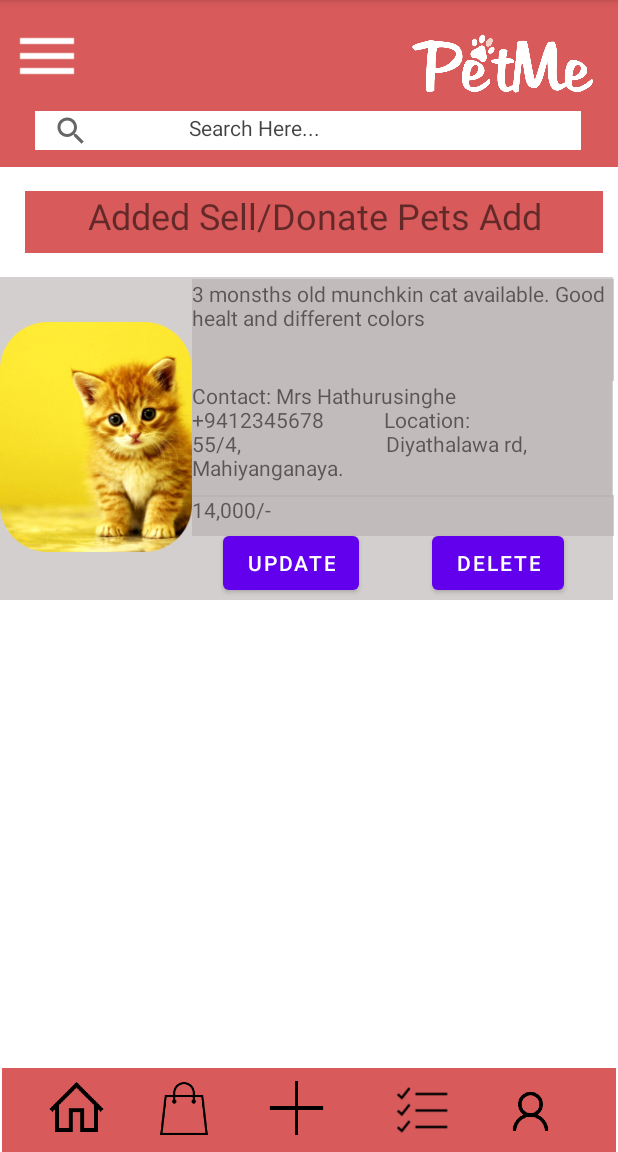
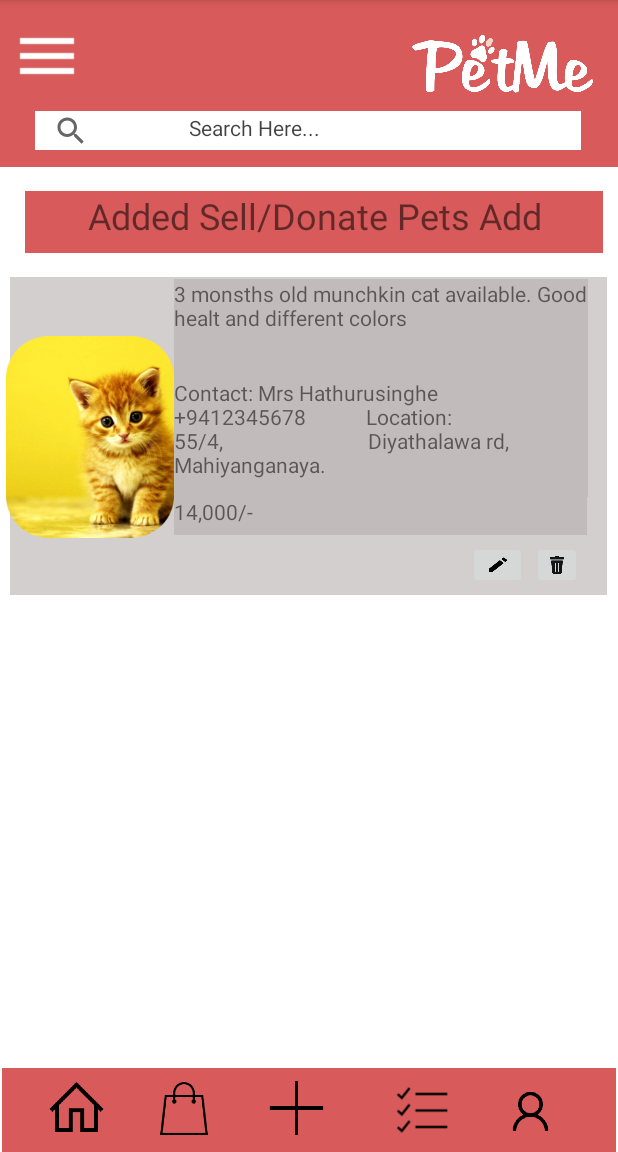
Before and after one commit to SLIIT-AlphaSquad/PetMe-Version01, an Android app: the AddedSellDonatePets screen opened directly, with no data from a screen before it, on a phone screen of 412 x 824 dp, the part 84-1236 px from its top. Run offline under Robolectric (Android 15) with nearby library versions, the phone set to English and light mode, and no system bars; Roboto replaces fonts that are not available here.

Commit message:
new update 8/15 1:36am

```diff
--- a/app/src/main/res/layout/activity_added_sell_donate_pets.xml
+++ b/app/src/main/res/layout/activity_added_sell_donate_pets.xml
@@ -30,28 +30,30 @@
 
         <View
             android:id="@+id/view3"
-            android:layout_width="411dp"
-            android:layout_height="215dp"
+            android:layout_width="398dp"
+            android:layout_height="212dp"
             android:layout_marginTop="16dp"
             android:layout_marginEnd="4dp"
             android:background="#99B8AFAF"
             app:layout_constraintEnd_toEndOf="parent"
-            app:layout_constraintHorizontal_bias="1.0"
+            app:layout_constraintHorizontal_bias="0.666"
             app:layout_constraintStart_toStartOf="parent"
             app:layout_constraintTop_toBottomOf="@+id/textView3" />
 
         <ImageView
             android:id="@+id/imageView7"
-            android:layout_width="128dp"
-            android:layout_height="213dp"
+            android:layout_width="112dp"
+            android:layout_height="205dp"
+            android:layout_marginStart="4dp"
+            android:layout_marginTop="4dp"
             app:layout_constraintStart_toStartOf="parent"
             app:layout_constraintTop_toTopOf="@+id/view3"
             app:srcCompat="@drawable/cat2" />
 
         <TextView
             android:id="@+id/textView5"
-            android:layout_width="280dp"
-            android:layout_height="77dp"
+            android:layout_width="276dp"
+            android:layout_height="79dp"
             android:background="#99B8AFAF"
             android:text="Contact: Mrs Hathurusinghe                  +9412345678            Location: 55/4,                             Diyathalawa rd,                             Mahiyanganaya.           "
             app:layout_constraintStart_toStartOf="@+id/textView4"
@@ -59,8 +61,8 @@
 
         <TextView
             android:id="@+id/textView4"
-            android:layout_width="281dp"
-            android:layout_height="68dp"
+            android:layout_width="276dp"
+            android:layout_height="66dp"
             android:layout_marginTop="17dp"
             android:background="#99B8AFAF"
             android:text="3 monsths old munchkin cat available. Good healt and different colors"
@@ -69,13 +71,12 @@
 
         <TextView
             android:id="@+id/textView6"
-            android:layout_width="281dp"
-            android:layout_height="27dp"
-            android:layout_marginTop="76dp"
+            android:layout_width="275dp"
+            android:layout_height="25dp"
             android:background="#99B8AFAF"
             android:text="14,000/-"
             app:layout_constraintStart_toEndOf="@+id/imageView7"
-            app:layout_constraintTop_toTopOf="@+id/textView5" />
+            app:layout_constraintTop_toBottomOf="@+id/textView5" />
 
         <androidx.appcompat.widget.Toolbar
             android:id="@+id/upper_toolbar"
@@ -182,6 +183,29 @@
             app:layout_constraintEnd_toEndOf="parent"
             app:srcCompat="@drawable/prof" />
 
+        <ImageButton
+            android:id="@+id/imageButton8"
+            android:layout_width="33dp"
+            android:layout_height="32dp"
+            android:layout_marginEnd="24dp"
+            android:scaleType="fitXY"
+            app:layout_constraintBottom_toBottomOf="@+id/imageButton7"
+            app:layout_constraintEnd_toEndOf="parent"
+            app:layout_constraintTop_toTopOf="@+id/imageButton7"
+            app:layout_constraintVertical_bias="0.0"
+            app:srcCompat="@drawable/delete" />
+
+        <ImageButton
+            android:id="@+id/imageButton7"
+            android:layout_width="39dp"
+            android:layout_height="32dp"
+            android:layout_marginStart="312dp"
+            android:scaleType="fitXY"
+            app:layout_constraintBottom_toBottomOf="@+id/view3"
+            app:layout_constraintStart_toStartOf="parent"
+            app:layout_constraintTop_toBottomOf="@+id/textView6"
+            app:srcCompat="@drawable/pencilIcon" />
+
         <ImageView
             android:id="@+id/imageView14"
             android:layout_width="39dp"
@@ -208,28 +232,6 @@
             app:layout_constraintStart_toStartOf="parent"
             app:layout_constraintTop_toBottomOf="@+id/upper_toolbar" />
 
-        <Button
-            android:id="@+id/button14"
-            android:layout_width="wrap_content"
-            android:layout_height="wrap_content"
-            android:layout_marginStart="12dp"
-            android:layout_marginTop="20dp"
-            android:text="Update"
-            app:layout_constraintEnd_toStartOf="@+id/button15"
-            app:layout_constraintHorizontal_bias="0.148"
-            app:layout_constraintStart_toEndOf="@+id/imageView7"
-            app:layout_constraintTop_toBottomOf="@+id/textView5" />
-
-        <Button
-            android:id="@+id/button15"
-            android:layout_width="wrap_content"
-            android:layout_height="wrap_content"
-            android:layout_marginTop="20dp"
-            android:layout_marginEnd="36dp"
-            android:text="DELETE"
-            app:layout_constraintEnd_toEndOf="parent"
-            app:layout_constraintTop_toBottomOf="@+id/textView5" />
-
 
     </androidx.constraintlayout.widget.ConstraintLayout>
 
--- a/app/src/main/res/layout/activity_desire_pets.xml
+++ b/app/src/main/res/layout/activity_desire_pets.xml
@@ -33,7 +33,7 @@
         android:id="@+id/button3"
         android:layout_width="wrap_content"
         android:layout_height="wrap_content"
-        android:layout_marginStart="8dp"
+        android:layout_marginStart="5dp"
         android:layout_marginTop="140dp"
         android:backgroundTint="@color/ash"
         android:text="Desire Pets"
--- a/app/src/main/res/layout/activity_sell_donate.xml
+++ b/app/src/main/res/layout/activity_sell_donate.xml
@@ -181,7 +181,7 @@
             android:layout_width="120dp"
             android:layout_height="50dp"
             android:layout_marginTop="44dp"
-            android:backgroundTint="@color/ash"
+            android:backgroundTint="@color/LightRed"
             android:text="Desire Pets"
             android:textSize="12sp"
             app:layout_constraintEnd_toStartOf="@+id/button2"
@@ -204,8 +204,8 @@
             android:id="@+id/button"
             android:layout_width="120dp"
             android:layout_height="50dp"
-            android:layout_marginStart="4dp"
-            android:backgroundTint="@color/LightRed"
+            android:layout_marginStart="20dp"
+            android:backgroundTint="@color/ash"
             android:text="Sell/Donate Pets"
             android:textSize="10sp"
             app:layout_constraintStart_toStartOf="parent"
--- a/app/src/main/res/layout/activity_view_growth.xml
+++ b/app/src/main/res/layout/activity_view_growth.xml
@@ -35,7 +35,7 @@
         android:layout_width="414dp"
         android:layout_height="455dp"
         android:layout_marginBottom="68dp"
-        android:background="@color/ash"
+        android:background="@color/bg_color_forms"
         app:layout_constraintBottom_toBottomOf="parent"
         app:layout_constraintEnd_toEndOf="parent"
         app:layout_constraintHorizontal_bias="0.5"
--- a/app/src/main/res/layout/activity_weight.xml
+++ b/app/src/main/res/layout/activity_weight.xml
@@ -43,10 +43,10 @@
 
     <View
         android:id="@+id/view4"
-        android:layout_width="414dp"
-        android:layout_height="455dp"
+        android:layout_width="392dp"
+        android:layout_height="447dp"
         android:layout_marginBottom="68dp"
-        android:background="@color/ash"
+        android:background="@color/bg_color_forms"
         app:layout_constraintBottom_toBottomOf="parent"
         app:layout_constraintEnd_toEndOf="parent"
         app:layout_constraintHorizontal_bias="0.5"
--- a/app/src/main/res/values/colors.xml
+++ b/app/src/main/res/values/colors.xml
@@ -9,4 +9,5 @@
     <color name="white">#FFFFFFFF</color>
     <color name="LightRed">#D85A5A</color>
     <color name="ash">#837F7F</color>
+    <color name="bg_color_forms">#99B8AFAF</color>
 </resources>
```
Also changed, not shown: app/src/main/res/layout/activity_added_items.xml (+32 -30 lines), app/src/main/res/layout/activity_create_list.xml (+25 -22 lines), app/src/main/res/layout/activity_login_final.xml (deleted, +0 -16 lines), app/src/main/res/layout/activity_reminder.xml (+9 -9 lines), app/src/main/res/layout/activity_to_do.xml (+191 -62 lines), app/src/main/res/layout/activity_wanted_pet.xml (+32 -25 lines), app/src/main/res/drawable/delete.png (added), app/src/main/res/drawable/pencilIcon.png (added).
